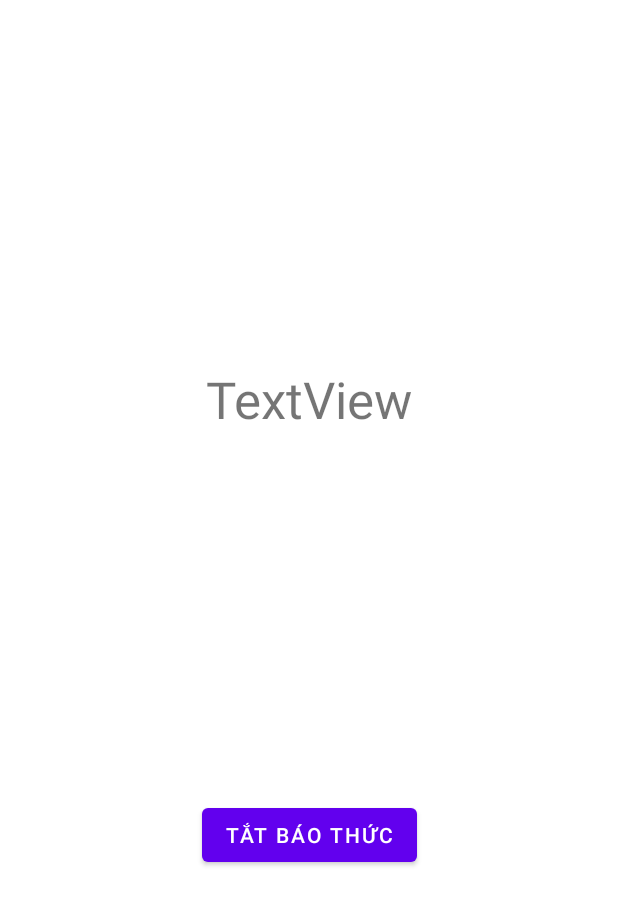
After one commit to RainbowCockroach/TheAlarm, an Android app: the layout activity_alarm_go_off.xml on its own in the app's theme, with its tools: preview values and no code run, on a phone screen of 412 x 824 dp. The commit adds this screen. Shown: the top 905 px of the screen. Run offline under Robolectric (Android 15) with nearby library versions, the phone set to English and light mode, and no system bars.

```diff
--- a/app/build.gradle
+++ b/app/build.gradle
@@ -34,6 +34,7 @@ dependencies {
     implementation 'androidx.constraintlayout:constraintlayout:2.1.3'
     implementation 'com.cronutils:cron-utils:6.0.6'
     implementation 'com.jakewharton.threetenabp:threetenabp:1.4.0'
+    implementation 'com.google.guava:listenablefuture:9999.0-empty-to-avoid-conflict-with-guava'
     testImplementation 'junit:junit:4.+'
     androidTestImplementation 'androidx.test.ext:junit:1.1.3'
     androidTestImplementation 'androidx.test.espresso:espresso-core:3.4.0'
--- a/app/src/main/java/com/example/thealarm/AppDatabase.java
+++ b/app/src/main/java/com/example/thealarm/AppDatabase.java
@@ -6,7 +6,7 @@ import androidx.room.Database;
 import androidx.room.Room;
 import androidx.room.RoomDatabase;
 
-@Database(entities = {Alarm.class, Timer.class}, version = 1, exportSchema = false)
+@Database(entities = {Alarm.class, Timer.class}, version = 2, exportSchema = false)
 public abstract class AppDatabase extends RoomDatabase {
     public abstract AlarmDAO alarmDAO();
     public abstract TimerDAO timerDAO();
@@ -17,6 +17,7 @@ public abstract class AppDatabase extends RoomDatabase {
             currentDatabase = Room.databaseBuilder(context.getApplicationContext(),
                     AppDatabase.class, "database")
                     .allowMainThreadQueries()
+                    .fallbackToDestructiveMigration()
                     .build();
         }
         return currentDatabase;
--- a/app/src/main/java/com/example/thealarm/TimerController.java
+++ b/app/src/main/java/com/example/thealarm/TimerController.java
@@ -17,7 +17,7 @@ public class TimerController {
     }
 
     private PendingIntent makeTimerIntent(Timer theTimer) {
-        Intent intent = new Intent(context, Test_AlarmGoOffActivity.class);
+        Intent intent = new Intent(context, AlarmGoOffActivity.class);
         intent.setFlags(Intent.FLAG_ACTIVITY_NEW_TASK | Intent.FLAG_ACTIVITY_CLEAR_TASK);
         return PendingIntent.getActivity(context, theTimer.getId(), intent, PendingIntent.FLAG_UPDATE_CURRENT);
     }
--- /dev/null
+++ b/app/src/main/res/layout/activity_alarm_go_off.xml
@@ -0,0 +1,31 @@
+<?xml version="1.0" encoding="utf-8"?>
+<androidx.constraintlayout.widget.ConstraintLayout xmlns:android="http://schemas.android.com/apk/res/android"
+    xmlns:app="http://schemas.android.com/apk/res-auto"
+    xmlns:tools="http://schemas.android.com/tools"
+    android:layout_width="match_parent"
+    android:layout_height="match_parent">
+
+    <TextView
+        android:id="@+id/txt_alarmName_alarmGoOffActivity"
+        android:layout_width="wrap_content"
+        android:layout_height="wrap_content"
+        android:text="TextView"
+        android:textSize="34sp"
+        app:layout_constraintBottom_toTopOf="@+id/btn_turnOff_alarmGoOff"
+        app:layout_constraintEnd_toEndOf="parent"
+        app:layout_constraintHorizontal_bias="0.5"
+        app:layout_constraintStart_toStartOf="parent"
+        app:layout_constraintTop_toTopOf="parent" />
+
+    <Button
+        android:id="@+id/btn_turnOff_alarmGoOff"
+        android:layout_width="wrap_content"
+        android:layout_height="wrap_content"
+        android:onClick="turnOffAlarm"
+        android:text="@string/btn_turnOff_alarmGoOff"
+        app:layout_constraintBottom_toBottomOf="parent"
+        app:layout_constraintEnd_toEndOf="parent"
+        app:layout_constraintHorizontal_bias="0.5"
+        app:layout_constraintStart_toStartOf="parent"
+        app:layout_constraintTop_toBottomOf="@+id/txt_alarmName_alarmGoOffActivity" />
+</androidx.constraintlayout.widget.ConstraintLayout>
--- a/app/src/main/res/values/strings.xml
+++ b/app/src/main/res/values/strings.xml
@@ -1,3 +1,5 @@
 <resources>
     <string name="app_name">theAlarm</string>
+    <string name="default_alarm_name">Báo thức</string>
+    <string name="btn_turnOff_alarmGoOff">Tắt báo thức</string>
 </resources>
```
Also changed, not shown: app/src/main/AndroidManifest.xml (+6 -25 lines), app/src/main/java/com/example/thealarm/Alarm.java (+74 -6 lines), app/src/main/java/com/example/thealarm/AlarmActions.java (added, +65 -0 lines), app/src/main/java/com/example/thealarm/AlarmController.java (+24 -30 lines), app/src/main/java/com/example/thealarm/AlarmGoOffActivity.java (+40 -20 lines), app/src/main/java/com/example/thealarm/Constants.java (+10 -3 lines).
